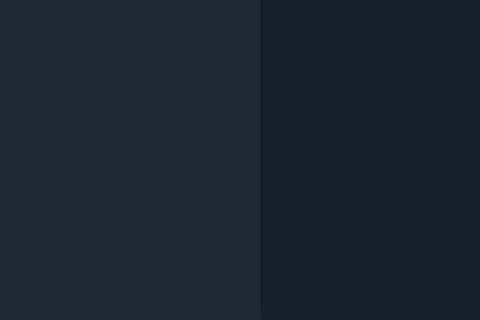
Qt form passcontroll.ui (nikitakruglovx/NextPass) before a commit; both pictures show x 0 to 480 and y 330 to 650 of the 1100 by 650 pixel window.
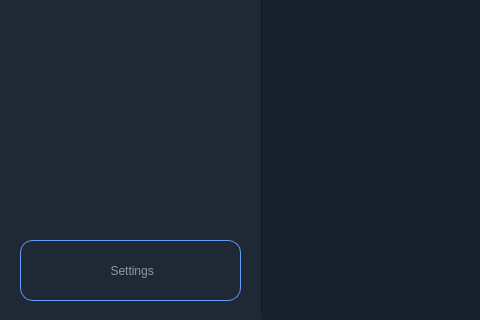
The same form after that commit. Icons and pictures are not drawn.

```diff
--- a/passcontroll.ui
+++ b/passcontroll.ui
@@ -318,6 +318,45 @@
        </size>
       </property>
      </widget>
+     <widget class="QPushButton" name="settingsButton">
+      <property name="geometry">
+       <rect>
+        <x>20</x>
+        <y>540</y>
+        <width>221</width>
+        <height>61</height>
+       </rect>
+      </property>
+      <property name="styleSheet">
+       <string notr="true">#settingsButton {
+background-color: rgb(31, 41, 54);
+border: 1px solid rgb(104, 153, 252);
+border-radius: 13px;
+color: rgb(141, 151, 173);
+font: 700 12pt &quot;Nirmala UI&quot;;
+}
+#settingsButton:hover {
+	icon: url(:/new/userskey/Resources/assets/userkey/index2.png);
+background-color: rgb(104, 153, 252);
+color: rgb(31, 41, 54);
+border: 1px solid rgb(104, 153, 252);
+border-radius: 13px;
+}</string>
+      </property>
+      <property name="text">
+       <string> Settings</string>
+      </property>
+      <property name="icon">
+       <iconset resource="base.qrc">
+        <normaloff>:/new/userskey/Resources/assets/userkey/index.png</normaloff>:/new/userskey/Resources/assets/userkey/index.png</iconset>
+      </property>
+      <property name="iconSize">
+       <size>
+        <width>20</width>
+        <height>20</height>
+       </size>
+      </property>
+     </widget>
     </widget>
     <widget class="QStackedWidget" name="stackedWidget_2">
      <property name="geometry">
```
